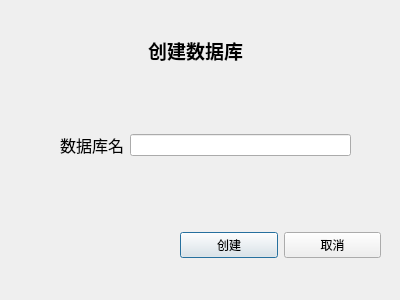
Qt form DBMS/createdatabasewindow.ui (Rainysponge/DBMS) before a commit.
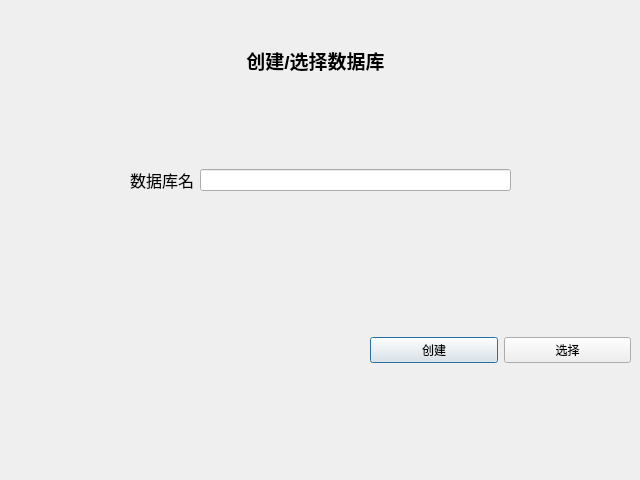
The same form after that commit.

```diff
--- a/DBMS/createdatabasewindow.ui
+++ b/DBMS/createdatabasewindow.ui
@@ -6,8 +6,8 @@
    <rect>
     <x>0</x>
     <y>0</y>
-    <width>400</width>
-    <height>300</height>
+    <width>640</width>
+    <height>480</height>
    </rect>
   </property>
   <property name="windowTitle">
@@ -16,23 +16,23 @@
   <widget class="QLabel" name="label">
    <property name="geometry">
     <rect>
-     <x>140</x>
+     <x>220</x>
      <y>30</y>
-     <width>111</width>
-     <height>41</height>
+     <width>191</width>
+     <height>61</height>
     </rect>
    </property>
    <property name="text">
-    <string>&lt;html&gt;&lt;head/&gt;&lt;body&gt;&lt;p align=&quot;center&quot;&gt;&lt;span style=&quot; font-size:14pt; font-weight:600;&quot;&gt;创建数据库&lt;/span&gt;&lt;/p&gt;&lt;/body&gt;&lt;/html&gt;</string>
+    <string>&lt;html&gt;&lt;head/&gt;&lt;body&gt;&lt;p align=&quot;center&quot;&gt;&lt;span style=&quot; font-size:14pt; font-weight:600;&quot;&gt;创建/选择数据库&lt;/span&gt;&lt;/p&gt;&lt;/body&gt;&lt;/html&gt;</string>
    </property>
   </widget>
-  <widget class="QWidget" name="">
+  <widget class="QWidget" name="layoutWidget">
    <property name="geometry">
     <rect>
-     <x>180</x>
-     <y>220</y>
-     <width>201</width>
-     <height>51</height>
+     <x>370</x>
+     <y>300</y>
+     <width>261</width>
+     <height>101</height>
     </rect>
    </property>
    <layout class="QHBoxLayout" name="horizontalLayout">
@@ -46,19 +46,19 @@
     <item>
      <widget class="QPushButton" name="pushButtonCancel">
       <property name="text">
-       <string>取消</string>
+       <string>选择</string>
       </property>
      </widget>
     </item>
    </layout>
   </widget>
-  <widget class="QWidget" name="">
+  <widget class="QWidget" name="layoutWidget">
    <property name="geometry">
     <rect>
-     <x>60</x>
+     <x>130</x>
      <y>120</y>
-     <width>291</width>
-     <height>51</height>
+     <width>381</width>
+     <height>121</height>
     </rect>
    </property>
    <layout class="QHBoxLayout" name="horizontalLayout_2">
```
Left out of the diff: 2 changed lines with no effect on the pictures.
